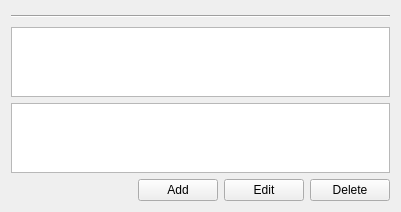
Qt form formcfgrulesnippets.ui (newey499/qiptables) before a commit.
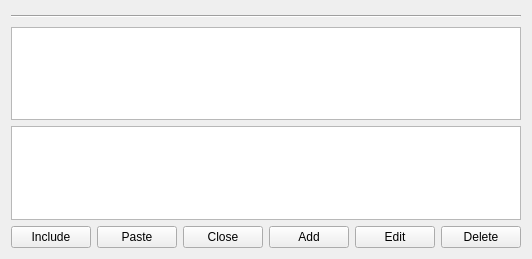
The same form after that commit. Custom widgets are drawn as their Qt base class.

Commit message: Rule Snippets can now be added as includes or the pasting of the snippet into a ruleset from a pop up window.

The edit to the form file:
```diff
--- a/formcfgrulesnippets.ui
+++ b/formcfgrulesnippets.ui
@@ -6,8 +6,8 @@
    <rect>
     <x>0</x>
     <y>0</y>
-    <width>401</width>
-    <height>176</height>
+    <width>524</width>
+    <height>259</height>
    </rect>
   </property>
   <property name="windowTitle">
@@ -48,6 +48,27 @@
        </property>
       </spacer>
      </item>
+     <item>
+      <widget class="QPushButton" name="btnIncludeSnippet">
+       <property name="text">
+        <string>Include</string>
+       </property>
+      </widget>
+     </item>
+     <item>
+      <widget class="QPushButton" name="btnPasteSnippet">
+       <property name="text">
+        <string>Paste</string>
+       </property>
+      </widget>
+     </item>
+     <item>
+      <widget class="QPushButton" name="btnClose">
+       <property name="text">
+        <string>Close</string>
+       </property>
+      </widget>
+     </item>
      <item>
       <widget class="QPushButton" name="btnAdd">
        <property name="text">
```
Left out of the diff: 50 changed lines with no effect on the pictures. The commit also changes 12 other files.
